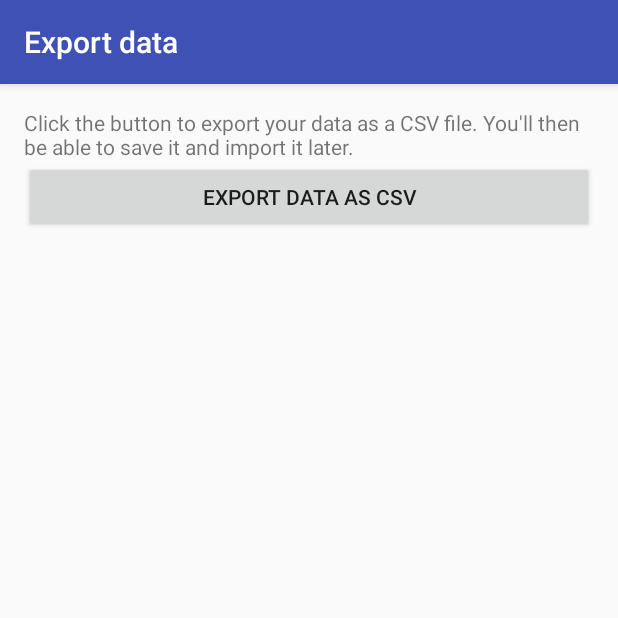
After one commit to Alcidauk/CineLog, an Android app: the ExportDb screen opened directly, with no data from a screen before it, on a phone screen of 412 x 824 dp, the top half of it. The commit adds this screen. Run offline under Robolectric (Android 15) with nearby library versions, the phone set to English and light mode, and no system bars; our stand-ins replace ButterKnife.

Commit message:
[CineLog] prepare dev of export functionnality
  - create an export activity
  - add button in settings to make export
  - start dev of some classes (the initial goal was to use opencsv lib, but it is not android compatible)

```diff
--- a/app/build.gradle
+++ b/app/build.gradle
@@ -57,5 +57,7 @@ dependencies {
     compile 'org.greenrobot:greendao:3.2.2'
     // https://mvnrepository.com/artifact/com.uwetrottmann.tmdb2/tmdb-java
     compile 'com.uwetrottmann.tmdb2:tmdb-java:1.6.0'
+
     testCompile 'junit:junit:4.12'
+    testCompile 'org.mockito:mockito-core:2.13.0'
 }
--- a/app/src/main/java/com/alcidauk/cinelog/MainActivity.java
+++ b/app/src/main/java/com/alcidauk/cinelog/MainActivity.java
@@ -21,6 +21,7 @@ import android.widget.RatingBar;
 import android.widget.RelativeLayout;
 import android.widget.TextView;
 
+import com.alcidauk.cinelog.export.ExportDb;
 import com.bumptech.glide.Glide;
 
 import org.greenrobot.greendao.query.DeleteQuery;
@@ -157,7 +158,9 @@ public class MainActivity extends AppCompatActivity {
         // automatically handle clicks on the Home/Up button, so long
         // as you specify a parent activity in AndroidManifest.xml.
         switch (item.getItemId()) {
-            case R.id.action_settings:
+            case R.id.action_export:
+                Intent intent = new Intent(this, ExportDb.class);
+                startActivity(intent);
                 return true;
             case R.id.order_by_date_added_newest_first:
                 createListView(1);
--- /dev/null
+++ b/app/src/main/java/com/alcidauk/cinelog/export/ExportDb.java
@@ -0,0 +1,51 @@
+package com.alcidauk.cinelog.export;
+
+import android.content.Intent;
+import android.os.Bundle;
+import android.support.v7.app.AppCompatActivity;
+import android.support.v7.widget.Toolbar;
+import android.view.View;
+import android.widget.Toast;
+
+import com.alcidauk.cinelog.KinoApplication;
+import com.alcidauk.cinelog.R;
+import com.alcidauk.cinelog.db.LocalKinoRepository;
+
+import butterknife.BindView;
+import butterknife.ButterKnife;
+import butterknife.OnClick;
+
+public class ExportDb extends AppCompatActivity {
+
+    @BindView(R.id.toolbar)
+    Toolbar toolbar;
+
+    @Override
+    protected void onCreate(Bundle savedInstanceState) {
+        super.onCreate(savedInstanceState);
+        setContentView(R.layout.activity_export_db);
+        ButterKnife.bind(this);
+
+        setSupportActionBar(toolbar);
+    }
+
+    @OnClick(R.id.export_db_button)
+    public void onClick(View view) {
+        Toast.makeText(getApplicationContext(), "Clicked !", Toast.LENGTH_LONG).show();
+
+        CsvExporter csvExporter = new CsvExporter(
+                new LocalKinoRepository(((KinoApplication) getApplication()).getDaoSession())
+        );
+
+        csvExporter.export();
+        System.out.println("Gone !");
+    }
+
+
+    @Override
+    protected void onActivityResult(int requestCode, int resultCode, Intent data) {
+        System.out.println("Gone !");
+    }
+
+
+}
--- /dev/null
+++ b/app/src/main/res/layout/activity_export_db.xml
@@ -0,0 +1,26 @@
+<?xml version="1.0" encoding="utf-8"?>
+<android.support.design.widget.CoordinatorLayout xmlns:android="http://schemas.android.com/apk/res/android"
+    xmlns:app="http://schemas.android.com/apk/res-auto"
+    xmlns:tools="http://schemas.android.com/tools"
+    android:layout_width="match_parent"
+    android:layout_height="match_parent"
+    android:fitsSystemWindows="true"
+    tools:context=".export.ExportDb">
+
+    <android.support.design.widget.AppBarLayout
+        android:layout_width="match_parent"
+        android:layout_height="wrap_content"
+        android:theme="@style/AppTheme.AppBarOverlay">
+
+        <android.support.v7.widget.Toolbar
+            android:id="@+id/toolbar"
+            android:layout_width="match_parent"
+            android:layout_height="?attr/actionBarSize"
+            android:background="?attr/colorPrimary"
+            app:popupTheme="@style/AppTheme.PopupOverlay" />
+
+    </android.support.design.widget.AppBarLayout>
+
+    <include layout="@layout/content_export_db" />
+-->
+</android.support.design.widget.CoordinatorLayout>
--- /dev/null
+++ b/app/src/main/res/layout/content_export_db.xml
@@ -0,0 +1,30 @@
+<?xml version="1.0" encoding="utf-8"?>
+<RelativeLayout xmlns:android="http://schemas.android.com/apk/res/android"
+    xmlns:app="http://schemas.android.com/apk/res-auto"
+    xmlns:tools="http://schemas.android.com/tools"
+    android:id="@+id/content_export_db"
+    android:layout_width="match_parent"
+    android:layout_height="match_parent"
+    android:paddingBottom="@dimen/activity_vertical_margin"
+    android:paddingLeft="@dimen/activity_horizontal_margin"
+    android:paddingRight="@dimen/activity_horizontal_margin"
+    android:paddingTop="@dimen/activity_vertical_margin"
+    app:layout_behavior="@string/appbar_scrolling_view_behavior"
+    tools:context=".AddKino"
+    tools:showIn="@layout/activity_export_db">
+
+    <TextView
+        android:id="@+id/export_db_label"
+        android:layout_width="match_parent"
+        android:layout_height="wrap_content"
+        android:text="@string/export_db_label"/>
+
+    <Button
+        android:id="@+id/export_db_button"
+        android:layout_width="match_parent"
+        android:layout_height="wrap_content"
+        android:layout_below="@id/export_db_label"
+        android:text="@string/export_db"/>
+
+
+</RelativeLayout>
--- a/app/src/main/res/menu/menu_main.xml
+++ b/app/src/main/res/menu/menu_main.xml
@@ -43,8 +43,8 @@
 
     </item>
     <item
-        android:id="@+id/action_settings"
+        android:id="@+id/action_export"
         android:orderInCategory="100"
-        android:title="@string/action_settings"
+        android:title="@string/action_export"
         app:showAsAction="never" />
 </menu>
--- a/app/src/main/res/values/strings.xml
+++ b/app/src/main/res/values/strings.xml
@@ -24,7 +24,10 @@
     <string name="oldest_first">Oldest First</string>
     <string name="highest_first">Highest First</string>
     <string name="lowest_first">Lowest First</string>
-
+    <string name="title_activity_export_db">Export data</string>
+    <string name="export_db">Export data as CSV</string>
+    <string name="export_db_label">Click the button to export your data as a CSV file. You\'ll then be able to save it and import it later.</string>
+    <string name="action_export">Export</string>
 
 
 </resources>
```
Also changed, not shown: app/src/main/AndroidManifest.xml (+9 -0 lines), app/src/main/java/com/alcidauk/cinelog/ExportLocalKino.java (added, +121 -0 lines), app/src/main/java/com/alcidauk/cinelog/db/LocalKinoRepository.java (added, +20 -0 lines), app/src/main/java/com/alcidauk/cinelog/export/CsvBuilderWrapper.java (added, +18 -0 lines), app/src/main/java/com/alcidauk/cinelog/export/CsvExporter.java (added, +15 -0 lines), app/src/main/java/com/alcidauk/cinelog/export/FileWriterGetter.java (added, +13 -0 lines), 3 other files.
